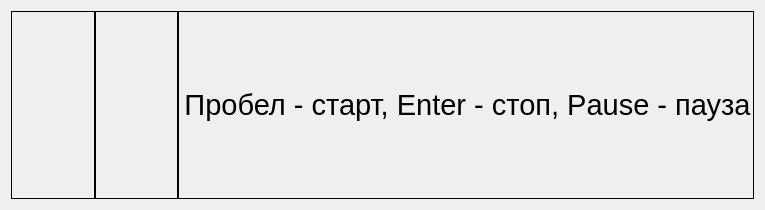
Qt form Easy-work/Plugin/RegimeFile/RegimeFile/regimefile.ui (KeyGen/Easy-work) before a commit.
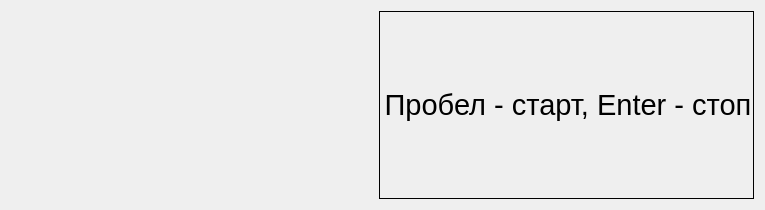
The same form after that commit.

Commit message: Doing Style

The edit to the form file:
```diff
--- a/Easy-work/Plugin/RegimeFile/RegimeFile/regimefile.ui
+++ b/Easy-work/Plugin/RegimeFile/RegimeFile/regimefile.ui
@@ -35,7 +35,7 @@
 				stop:1 #9C9C9C);</string>
        </property>
        <property name="frameShape">
-        <enum>QFrame::Box</enum>
+        <enum>QFrame::NoFrame</enum>
        </property>
        <property name="text">
         <string/>
@@ -61,10 +61,12 @@
         <string notr="true">    background: qlineargradient(x1:0, y1:0.5, x2:1, y2:0.5,
 			      stop:0 #464451, 
 			      stop:0.5  #9C9C9C, 
-			      stop:1 #464451);</string>
+			      stop:1 #464451);
+
+color: white</string>
        </property>
        <property name="frameShape">
-        <enum>QFrame::Box</enum>
+        <enum>QFrame::NoFrame</enum>
        </property>
        <property name="text">
         <string/>
@@ -77,7 +79,7 @@
         <enum>QFrame::Box</enum>
        </property>
        <property name="text">
-        <string>&lt;html&gt;&lt;head/&gt;&lt;body&gt;&lt;p align=&quot;center&quot;&gt;&lt;span style=&quot; font-size:22pt;&quot;&gt;Пробел - старт, Enter - стоп, Pause - пауза&lt;/span&gt;&lt;/p&gt;&lt;/body&gt;&lt;/html&gt;</string>
+        <string>&lt;html&gt;&lt;head/&gt;&lt;body&gt;&lt;p align=&quot;center&quot;&gt;&lt;span style=&quot; font-size:22pt;&quot;&gt;Пробел - старт, Enter - стоп&lt;/span&gt;&lt;/p&gt;&lt;/body&gt;&lt;/html&gt;</string>
        </property>
       </widget>
      </item>
```
The commit also changes 49 other files.
